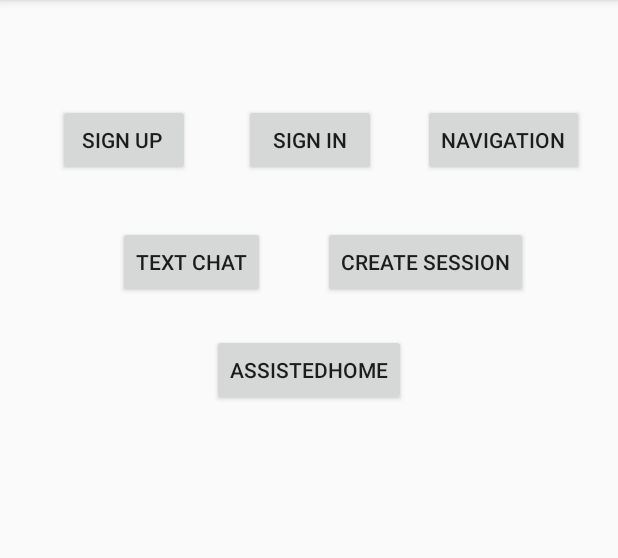
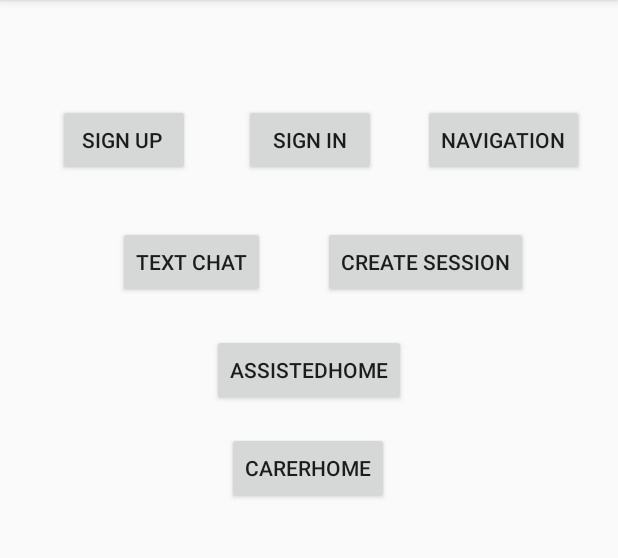
Before and after one commit to ArmaanMcleod/ZielClient, an Android app: the screen it shows after launch (LaunchPadActivity), on a phone screen of 412 x 824 dp, the part 84-642 px from its top. Run offline under Robolectric (Android 15) with nearby library versions, the phone set to English and light mode, and no system bars; Roboto replaces fonts that are not available here.

Commit message:
Added Carer Home Page button in launch pad

```diff
--- a/app/src/main/java/com/quartz/zielclient/activities/common/LaunchPadActivity.java
+++ b/app/src/main/java/com/quartz/zielclient/activities/common/LaunchPadActivity.java
@@ -7,6 +7,7 @@ import android.view.View;
 import android.widget.Button;
 
 import com.quartz.zielclient.R;
+import com.quartz.zielclient.activities.CarerHomepageActivity;
 import com.quartz.zielclient.activities.HomePageActivity;
 
 
@@ -30,12 +31,14 @@ public class LaunchPadActivity extends AppCompatActivity implements View.OnClick
     Button textChat = findViewById(R.id.textChatButton);
     Button sessionMaker = findViewById(R.id.sessionMakerButton);
     Button assistedHome = findViewById(R.id.assistedHome);
+    Button carerHome = findViewById(R.id.carerHome);
     signIn.setOnClickListener(this);
     signUp.setOnClickListener(this);
     navigation.setOnClickListener(this);
     textChat.setOnClickListener(this);
     sessionMaker.setOnClickListener(this);
     assistedHome.setOnClickListener(this);
+    carerHome.setOnClickListener(this);
   }
 
   @Override
@@ -59,6 +62,9 @@ public class LaunchPadActivity extends AppCompatActivity implements View.OnClick
       case R.id.assistedHome:
         startActivity(new Intent(LaunchPadActivity.this, HomePageActivity.class));
         break;
+      case R.id.carerHome:
+        startActivity(new Intent(LaunchPadActivity.this, CarerHomepageActivity.class));
+        break;
       default:
         break;
     }
--- a/app/src/main/res/layout/activity_launch_pad.xml
+++ b/app/src/main/res/layout/activity_launch_pad.xml
@@ -69,4 +69,16 @@
         app:layout_constraintEnd_toEndOf="parent"
         app:layout_constraintStart_toStartOf="parent"
         app:layout_constraintTop_toBottomOf="@+id/textChatButton" />
+
+    <Button
+        android:id="@+id/carerHome"
+        android:layout_width="wrap_content"
+        android:layout_height="wrap_content"
+        android:layout_marginEnd="149dp"
+        android:layout_marginStart="147dp"
+        android:layout_marginTop="17dp"
+        android:text="CarerHome"
+        app:layout_constraintEnd_toEndOf="parent"
+        app:layout_constraintStart_toStartOf="parent"
+        app:layout_constraintTop_toBottomOf="@+id/assistedHome" />
 </android.support.constraint.ConstraintLayout>
```
